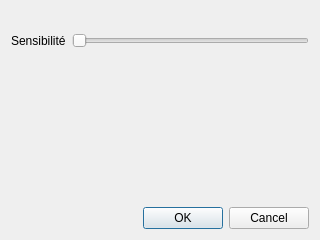
First picture: the form in src/ConfigurationDialog.ui, repository jcelerier/UdooPlayer, before the edit.
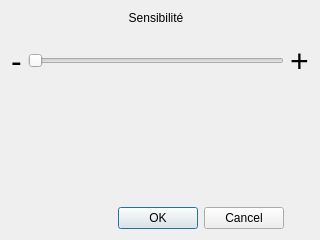
Second picture: the form after the edit. Custom widgets are drawn as their Qt base class.

Patch:
```diff
--- a/src/ConfigurationDialog.ui
+++ b/src/ConfigurationDialog.ui
@@ -15,6 +15,41 @@
   </property>
   <layout class="QGridLayout" name="gridLayout">
    <item row="0" column="1">
+    <widget class="QLabel" name="label">
+     <property name="text">
+      <string>Sensibilité</string>
+     </property>
+     <property name="alignment">
+      <set>Qt::AlignCenter</set>
+     </property>
+    </widget>
+   </item>
+   <item row="2" column="1">
+    <spacer name="verticalSpacer">
+     <property name="orientation">
+      <enum>Qt::Vertical</enum>
+     </property>
+     <property name="sizeHint" stdset="0">
+      <size>
+       <width>20</width>
+       <height>40</height>
+      </size>
+     </property>
+    </spacer>
+   </item>
+   <item row="1" column="0">
+    <widget class="QLabel" name="label_2">
+     <property name="font">
+      <font>
+       <pointsize>24</pointsize>
+      </font>
+     </property>
+     <property name="text">
+      <string>-</string>
+     </property>
+    </widget>
+   </item>
+   <item row="1" column="1">
     <widget class="TrackingSlider" name="sensibility">
      <property name="sizePolicy">
       <sizepolicy hsizetype="Expanding" vsizetype="Fixed">
@@ -28,22 +63,24 @@
        <height>59</height>
       </size>
      </property>
+     <property name="minimum">
+      <number>0</number>
+     </property>
+     <property name="maximum">
+      <number>99</number>
+     </property>
      <property name="value">
       <number>0</number>
      </property>
      <property name="orientation">
       <enum>Qt::Horizontal</enum>
      </property>
-    </widget>
-   </item>
-   <item row="0" column="0">
-    <widget class="QLabel" name="label">
-     <property name="text">
-      <string>Sensibilité</string>
+     <property name="invertedAppearance">
+      <bool>false</bool>
      </property>
     </widget>
    </item>
-   <item row="2" column="1">
+   <item row="3" column="1">
     <widget class="QDialogButtonBox" name="buttonBox">
      <property name="orientation">
       <enum>Qt::Horizontal</enum>
@@ -53,18 +90,17 @@
      </property>
     </widget>
    </item>
-   <item row="1" column="1">
-    <spacer name="verticalSpacer">
-     <property name="orientation">
-      <enum>Qt::Vertical</enum>
+   <item row="1" column="2">
+    <widget class="QLabel" name="label_3">
+     <property name="font">
+      <font>
+       <pointsize>24</pointsize>
+      </font>
      </property>
-     <property name="sizeHint" stdset="0">
-      <size>
-       <width>20</width>
-       <height>40</height>
-      </size>
+     <property name="text">
+      <string>+</string>
      </property>
-    </spacer>
+    </widget>
    </item>
   </layout>
  </widget>
```
Left out of the diff: 6 changed lines with no effect on the pictures.
